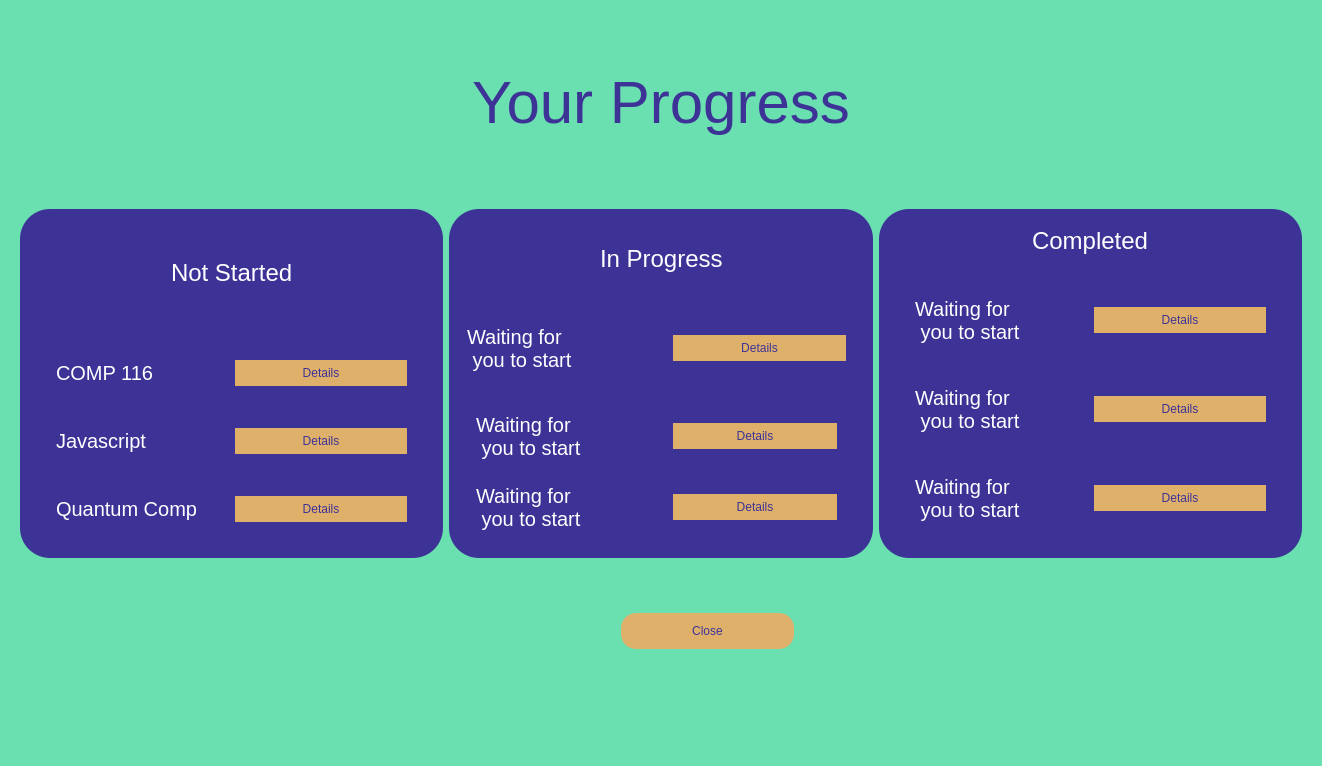
First picture: the form in todo.ui, repository bikraj2/MITRA, before the edit.
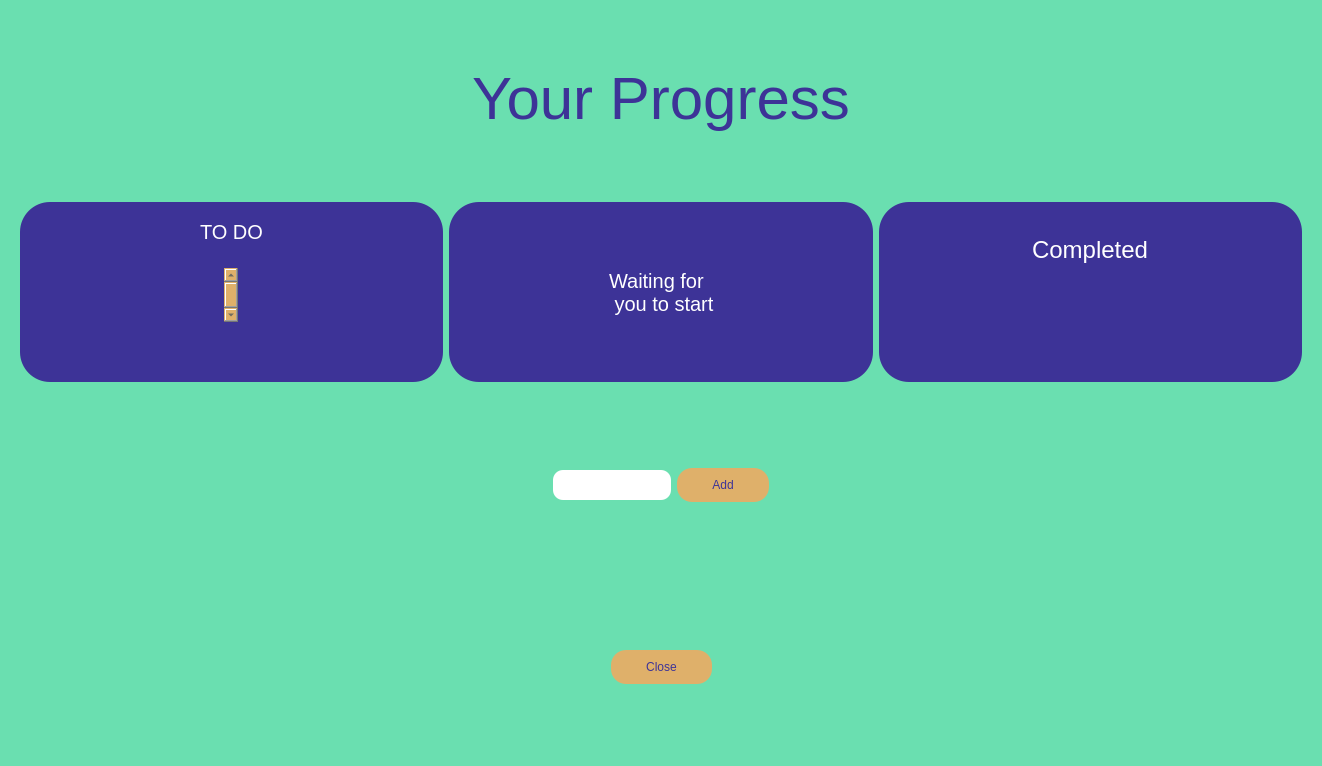
Second picture: the form after the edit.

Commit message: Intermediate Adder Function

Diff of the .ui file:
```diff
--- a/todo.ui
+++ b/todo.ui
@@ -88,9 +88,9 @@
      </property>
      <layout class="QHBoxLayout" name="horizontalLayout">
       <item>
-       <widget class="QFrame" name="frame_3">
+       <widget class="QFrame" name="frame_7">
         <property name="styleSheet">
-         <string notr="true">background-color: #3d3397; border-radius:30;</string>
+         <string notr="true">background-color: #3d3397;border-radius:30;</string>
         </property>
         <property name="frameShape">
          <enum>QFrame::StyledPanel</enum>
@@ -98,9 +98,14 @@
         <property name="frameShadow">
          <enum>QFrame::Raised</enum>
         </property>
-        <layout class="QVBoxLayout" name="verticalLayout_2">
+        <layout class="QVBoxLayout" name="verticalLayout_6">
          <item>
-          <widget class="QFrame" name="frame_7">
+          <widget class="QFrame" name="frame_13">
+           <property name="styleSheet">
+            <string notr="true">color:white;
+font-size: 24px ;
+font: bold large &quot;Sherif&quot;;</string>
+           </property>
            <property name="frameShape">
             <enum>QFrame::StyledPanel</enum>
            </property>
@@ -115,24 +120,21 @@
               </property>
               <property name="sizeHint" stdset="0">
                <size>
-                <width>48</width>
+                <width>88</width>
                 <height>20</height>
                </size>
               </property>
              </spacer>
             </item>
             <item>
-             <widget class="QLabel" name="label_2">
-              <property name="autoFillBackground">
-               <bool>false</bool>
-              </property>
+             <widget class="QLabel" name="label_32">
               <property name="styleSheet">
                <string notr="true">color:white;
-font-size: 24px ;
+font-size: 20px ;
 font: bold large &quot;Sherif&quot;;</string>
               </property>
               <property name="text">
-               <string>Not Started</string>
+               <string>TO DO</string>
               </property>
              </widget>
             </item>
@@ -143,7 +145,7 @@
               </property>
               <property name="sizeHint" stdset="0">
                <size>
-                <width>48</width>
+                <width>88</width>
                 <height>20</height>
                </size>
               </property>
@@ -153,119 +155,41 @@
           </widget>
          </item>
          <item>
-          <widget class="QFrame" name="frame_8">
+          <widget class="QFrame" name="frame_3">
            <property name="frameShape">
             <enum>QFrame::StyledPanel</enum>
            </property>
            <property name="frameShadow">
             <enum>QFrame::Raised</enum>
            </property>
-           <layout class="QVBoxLayout" name="verticalLayout_6">
+           <layout class="QHBoxLayout" name="horizontalLayout_6">
             <item>
-             <widget class="QFrame" name="frame_13">
-              <property name="frameShape">
-               <enum>QFrame::StyledPanel</enum>
-              </property>
-              <property name="frameShadow">
-               <enum>QFrame::Raised</enum>
-              </property>
-              <layout class="QHBoxLayout" name="horizontalLayout_6">
-               <item>
-                <widget class="QFrame" name="frame_24">
-                 <property name="frameShape">
-                  <enum>QFrame::StyledPanel</enum>
-                 </property>
-                 <property name="frameShadow">
-                  <enum>QFrame::Raised</enum>
-                 </property>
-                 <layout class="QHBoxLayout" name="horizontalLayout_43">
-                  <item>
-                   <widget class="QLabel" name="label_14">
-                    <property name="styleSheet">
-                     <string notr="true">color:white;
-font-size: 20px ;
-font: bold large &quot;Sherif&quot;;</string>
-                    </property>
-                    <property name="text">
-                     <string>COMP 116</string>
-                    </property>
-                   </widget>
-                  </item>
-                  <item>
-                   <widget class="QPushButton" name="pushButton_21">
-                    <property name="autoFillBackground">
-                     <bool>false</bool>
-                    </property>
-                    <property name="styleSheet">
-                     <string notr="true">background-color: #dfb06a;
-color:#3d3397;
-font: bold 20px,  &quot;Sherif&quot; ; 
-border-width: 5px;
-border-radius: 15px; padding:6;</string>
-                    </property>
-                    <property name="text">
-                     <string>Details</string>
-                    </property>
-                   </widget>
-                  </item>
-                 </layout>
-                </widget>
-               </item>
-              </layout>
-             </widget>
+             <layout class="QGridLayout" name="not_started"/>
             </item>
             <item>
-             <widget class="QFrame" name="frame_14">
-              <property name="frameShape">
-               <enum>QFrame::StyledPanel</enum>
+             <widget class="QScrollBar" name="verticalScrollBar">
+              <property name="styleSheet">
+               <string notr="true">background-color:#dfb06a; color:#2f455c;</string>
               </property>
-              <property name="frameShadow">
-               <enum>QFrame::Raised</enum>
+              <property name="orientation">
+               <enum>Qt::Vertical</enum>
               </property>
-              <layout class="QHBoxLayout" name="horizontalLayout_7">
-               <item>
-                <widget class="QFrame" name="frame_23">
-                 <property name="frameShape">
-                  <enum>QFrame::StyledPanel</enum>
-                 </property>
-                 <property name="frameShadow">
-                  <enum>QFrame::Raised</enum>
-                 </property>
-                 <layout class="QHBoxLayout" name="horizontalLayout_10">
-                  <item>
-                   <widget class="QLabel" name="label_13">
-                    <property name="styleSheet">
-                     <string notr="true">color:white;
-font-size: 20px ;
-font: bold large &quot;Sherif&quot;;</string>
-                    </property>
-                    <property name="text">
-                     <string>Javascript</string>
-                    </property>
-                   </widget>
-                  </item>
-                  <item>
-                   <widget class="QPushButton" name="pushButton_22">
-                    <property name="styleSheet">
-                     <string notr="true">background-color: #dfb06a;
-color:#3d3397;
-font: bold 20px,  &quot;Sherif&quot; ; 
-border-width: 5px;
-border-radius: 15px; padding:6;</string>
-                    </property>
-                    <property name="text">
-                     <string>Details</string>
-                    </property>
-                   </widget>
-                  </item>
-                 </layout>
-                </widget>
-               </item>
-              </layout>
              </widget>
             </item>
+           </layout>
+          </widget>
+         </item>
+         <item>
+          <widget class="QFrame" name="frame_20">
+           <property name="frameShape">
+            <enum>QFrame::StyledPanel</enum>
+           </property>
+           <property name="frameShadow">
+            <enum>QFrame::Raised</enum>
+           </property>
+           <layout class="QHBoxLayout" name="horizontalLayout_23">
             <item>
-             <widget class="QFrame" name="frame_31">
+             <widget class="QFrame" name="frame_30">
               <property name="frameShape">
                <enum>QFrame::StyledPanel</enum>
               </property>
@@ -274,42 +198,7 @@
               </property>
               <layout class="QHBoxLayout" name="horizontalLayout_15">
                <item>
-                <widget class="QFrame" name="frame_59">
-                 <property name="frameShape">
-                  <enum>QFrame::StyledPanel</enum>
-                 </property>
-                 <property name="frameShadow">
-                  <enum>QFrame::Raised</enum>
-                 </property>
-                 <layout class="QHBoxLayout" name="horizontalLayout_9">
-                  <item>
-                   <widget class="QLabel" name="label_26">
-                    <property name="styleSheet">
-                     <string notr="true">color:white;
-font-size: 20px ;
-font: bold large &quot;Sherif&quot;;</string>
-                    </property>
-                    <property name="text">
-                     <string>Quantum Comp</string>
-                    </property>
-                   </widget>
-                  </item>
-                  <item>
-                   <widget class="QPushButton" name="pushButton_25">
-                    <property name="styleSheet">
-                     <string notr="true">background-color: #dfb06a;
-color:#3d3397;
-font: bold 20px,  &quot;Sherif&quot; ; 
-border-width: 5px;
-border-radius: 15px; padding:6;</string>
-                    </property>
-                    <property name="text">
-                     <string>Details</string>
-                    </property>
-                   </widget>
-                  </item>
-                 </layout>
-                </widget>
+                <layout class="QFormLayout" name="formLayout_2"/>
                </item>
               </layout>
              </widget>
@@ -360,47 +249,7 @@
              </spacer>
             </item>
             <item>
-             <widget class="QLabel" name="label_3">
-              <property name="styleSheet">
-               <string notr="true">color:white;
-font-size: 24px ;
-font: bold large &quot;Sherif&quot;;</string>
-              </property>
-              <property name="text">
-               <string>In Progress</string>
-              </property>
-              <property name="textFormat">
-               <enum>Qt::RichText</enum>
-              </property>
-             </widget>
-            </item>
-            <item>
-             <spacer name="horizontalSpacer_6">
-              <property name="orientation">
-               <enum>Qt::Horizontal</enum>
-              </property>
-              <property name="sizeHint" stdset="0">
-               <size>
-                <width>88</width>
-                <height>20</height>
-               </size>
-              </property>
-             </spacer>
-            </item>
-           </layout>
-          </widget>
-         </item>
-         <item>
-          <widget class="QFrame" name="frame_17">
-           <property name="frameShape">
-            <enum>QFrame::StyledPanel</enum>
-           </property>
-           <property name="frameShadow">
-            <enum>QFrame::Raised</enum>
-           </property>
-           <layout class="QHBoxLayout" name="horizontalLayout_21">
-            <item>
-             <widget class="QLabel" name="label_20">
+             <widget class="QLabel" name="label_29">
               <property name="styleSheet">
                <string notr="true">color:white;
 font-size: 20px ;
@@ -413,147 +262,23 @@
              </widget>
             </item>
             <item>
-             <widget class="QFrame" name="frame_29">
-              <property name="frameShape">
-               <enum>QFrame::StyledPanel</enum>
+             <spacer name="horizontalSpacer_6">
+              <property name="orientation">
+               <enum>Qt::Horizontal</enum>
               </property>
-              <property name="frameShadow">
-               <enum>QFrame::Raised</enum>
+              <property name="sizeHint" stdset="0">
+               <size>
+                <width>88</width>
+                <height>20</height>
+               </size>
               </property>
-              <layout class="QHBoxLayout" name="horizontalLayout_22">
-               <item>
-                <widget class="QPushButton" name="pushButton_37">
-                 <property name="styleSheet">
-                  <string notr="true">background-color: #dfb06a;
-color:#3d3397;
-font: bold 20px,  &quot;Sherif&quot; ; 
-border-width: 5px;
-border-radius: 15px; padding:6;</string>
-                 </property>
-                 <property name="text">
-                  <string>Details</string>
-                 </property>
-                </widget>
-               </item>
-              </layout>
-             </widget>
+             </spacer>
             </item>
            </layout>
           </widget>
          </item>
          <item>
-          <widget class="QFrame" name="frame_10">
-           <property name="frameShape">
-            <enum>QFrame::StyledPanel</enum>
-           </property>
-           <property name="frameShadow">
-            <enum>QFrame::Raised</enum>
-           </property>
-           <layout class="QVBoxLayout" name="verticalLayout_7">
-            <item>
-             <widget class="QFrame" name="frame_15">
-              <property name="frameShape">
-               <enum>QFrame::StyledPanel</enum>
-              </property>
-              <property name="frameShadow">
-               <enum>QFrame::Raised</enum>
-              </property>
-              <layout class="QHBoxLayout" name="horizontalLayout_8">
-               <item>
-                <widget class="QLabel" name="label_15">
-                 <property name="styleSheet">
-                  <string notr="true">color:white;
-font-size: 20px ;
-font: bold large &quot;Sherif&quot;;</string>
-                 </property>
-                 <property name="text">
-                  <string>Waiting for 
- you to start</string>
-                 </property>
-                </widget>
-               </item>
-               <item>
-                <widget class="QFrame" name="frame_22">
-                 <property name="frameShape">
-                  <enum>QFrame::StyledPanel</enum>
-                 </property>
-                 <property name="frameShadow">
-                  <enum>QFrame::Raised</enum>
-                 </property>
-                 <layout class="QHBoxLayout" name="horizontalLayout_11">
-                  <item>
-                   <widget class="QPushButton" name="pushButton_29">
-                    <property name="styleSheet">
-                     <string notr="true">background-color: #dfb06a;
-color:#3d3397;
-font: bold 20px,  &quot;Sherif&quot; ; 
-border-width: 5px;
-border-radius: 15px; padding:6;</string>
-                    </property>
-                    <property name="text">
-                     <string>Details</string>
-                    </property>
-                   </widget>
-                  </item>
-                 </layout>
-                </widget>
-               </item>
-              </layout>
-             </widget>
-            </item>
-            <item>
-             <widget class="QFrame" name="frame_16">
-              <property name="frameShape">
-               <enum>QFrame::StyledPanel</enum>
-              </property>
-              <property name="frameShadow">
-               <enum>QFrame::Raised</enum>
-              </property>
-              <layout class="QHBoxLayout" name="horizontalLayout_14">
-               <item>
-                <widget class="QLabel" name="label_17">
-                 <property name="styleSheet">
-                  <string notr="true">color:white;
-font-size: 20px ;
-font: bold large &quot;Sherif&quot;;</string>
-                 </property>
-                 <property name="text">
-                  <string>Waiting for 
- you to start</string>
-                 </property>
-                </widget>
-               </item>
-               <item>
-                <widget class="QFrame" name="frame_26">
-                 <property name="frameShape">
-                  <enum>QFrame::StyledPanel</enum>
-                 </property>
-                 <property name="frameShadow">
-                  <enum>QFrame::Raised</enum>
-                 </property>
-                 <layout class="QHBoxLayout" name="horizontalLayout_16">
-                  <item>
-                   <widget class="QPushButton" name="pushButton_31">
-                    <property name="styleSheet">
-                     <string notr="true">background-color: #dfb06a;
-color:#3d3397;
-font: bold 20px,  &quot;Sherif&quot; ; 
-border-width: 5px;
-border-radius: 15px; padding:6;</string>
-                    </property>
-                    <property name="text">
-                     <string>Details</string>
-                    </property>
-                   </widget>
-                  </item>
-                 </layout>
-                </widget>
-               </item>
-              </layout>
-             </widget>
-            </item>
-           </layout>
-          </widget>
+          <layout class="QFormLayout" name="formLayout"/>
          </item>
         </layout>
        </widget>
@@ -628,161 +353,7 @@
            <property name="frameShadow">
             <enum>QFrame::Raised</enum>
            </property>
-           <layout class="QVBoxLayout" name="verticalLayout_8">
-            <item>
-             <widget class="QFrame" name="frame_62">
-              <property name="frameShape">
-               <enum>QFrame::StyledPanel</enum>
-              </property>
-              <property name="frameShadow">
-               <enum>QFrame::Raised</enum>
-              </property>
-              <layout class="QHBoxLayout" name="horizontalLayout_44">
-               <item>
-                <widget class="QFrame" name="frame_63">
-                 <property name="frameShape">
-                  <enum>QFrame::StyledPanel</enum>
-                 </property>
-                 <property name="frameShadow">
-                  <enum>QFrame::Raised</enum>
-                 </property>
-                 <layout class="QHBoxLayout" name="horizontalLayout_45">
-                  <item>
-                   <widget class="QLabel" name="label_28">
-                    <property name="styleSheet">
-                     <string notr="true">color:white;
-font-size: 20px ;
-font: bold large &quot;Sherif&quot;;</string>
-                    </property>
-                    <property name="text">
-                     <string>Waiting for 
- you to start</string>
-                    </property>
-                   </widget>
-                  </item>
-                  <item>
-                   <widget class="QPushButton" name="pushButton_33">
-                    <property name="styleSheet">
-                     <string notr="true">background-color: #dfb06a;
-color:#3d3397;
-font: bold 20px,  &quot;Sherif&quot; ; 
-border-width: 5px;
-border-radius: 15px; padding:6;</string>
-                    </property>
-                    <property name="text">
-                     <string>Details</string>
-                    </property>
-                   </widget>
-                  </item>
-                 </layout>
-                </widget>
-               </item>
-              </layout>
-             </widget>
-            </item>
-            <item>
-             <widget class="QFrame" name="frame_64">
-              <property name="frameShape">
-               <enum>QFrame::StyledPanel</enum>
-              </property>
-              <property name="frameShadow">
-               <enum>QFrame::Raised</enum>
-              </property>
-              <layout class="QHBoxLayout" name="horizontalLayout_46">
-               <item>
-                <widget class="QFrame" name="frame_65">
-                 <property name="frameShape">
-                  <enum>QFrame::StyledPanel</enum>
-                 </property>
-                 <property name="frameShadow">
-                  <enum>QFrame::Raised</enum>
-                 </property>
-                 <layout class="QHBoxLayout" name="horizontalLayout_47">
-                  <item>
-                   <widget class="QLabel" name="label_29">
-                    <property name="styleSheet">
-                     <string notr="true">color:white;
-font-size: 20px ;
-font: bold large &quot;Sherif&quot;;</string>
-                    </property>
-                    <property name="text">
-                     <string>Waiting for 
- you to start</string>
-                    </property>
-                   </widget>
-                  </item>
-                  <item>
-                   <widget class="QPushButton" name="pushButton_34">
-                    <property name="styleSheet">
-                     <string notr="true">background-color: #dfb06a;
-color:#3d3397;
-font: bold 20px,  &quot;Sherif&quot; ; 
-border-width: 5px;
-border-radius: 15px; padding:6;</string>
-                    </property>
-                    <property name="text">
-                     <string>Details</string>
-                    </property>
-                   </widget>
-                  </item>
-                 </layout>
-                </widget>
-               </item>
-              </layout>
-             </widget>
-            </item>
-            <item>
-             <widget class="QFrame" name="frame_66">
-              <property name="frameShape">
-               <enum>QFrame::StyledPanel</enum>
-              </property>
-              <property name="frameShadow">
-               <enum>QFrame::Raised</enum>
-              </property>
-              <layout class="QHBoxLayout" name="horizontalLayout_48">
-               <item>
-                <widget class="QFrame" name="frame_67">
-                 <property name="frameShape">
-                  <enum>QFrame::StyledPanel</enum>
-                 </property>
-                 <property name="frameShadow">
-                  <enum>QFrame::Raised</enum>
-                 </property>
-                 <layout class="QHBoxLayout" name="horizontalLayout_49">
-                  <item>
-                   <widget class="QLabel" name="label_30">
-                    <property name="styleSheet">
-                     <string notr="true">color:white;
-font-size: 20px ;
-font: bold large &quot;Sherif&quot;;</string>
-                    </property>
-                    <property name="text">
-                     <string>Waiting for 
- you to start</string>
-                    </property>
-                   </widget>
-                  </item>
-                  <item>
-                   <widget class="QPushButton" name="pushButton_35">
-                    <property name="styleSheet">
-                     <string notr="true">background-color: #dfb06a;
-color:#3d3397;
-font: bold 20px,  &quot;Sherif&quot; ; 
-border-width: 5px;
-border-radius: 15px; padding:6;</string>
-                    </property>
-                    <property name="text">
-                     <string>Details</string>
-                    </property>
-                   </widget>
-                  </item>
-                 </layout>
-                </widget>
-               </item>
-              </layout>
-             </widget>
-            </item>
-           </layout>
+           <layout class="QVBoxLayout" name="verticalLayout_8"/>
           </widget>
          </item>
         </layout>
@@ -791,6 +362,65 @@
      </layout>
     </widget>
    </item>
+   <item>
+    <widget class="QFrame" name="frame_19">
+     <property name="frameShape">
+      <enum>QFrame::StyledPanel</enum>
+     </property>
+     <property name="frameShadow">
+      <enum>QFrame::Raised</enum>
+     </property>
+     <layout class="QHBoxLayout" name="horizontalLayout_13">
+      <item>
+       <spacer name="horizontalSpacer_12">
+        <property name="orientation">
+         <enum>Qt::Horizontal</enum>
+        </property>
+        <property name="sizeHint" stdset="0">
+         <size>
+          <width>534</width>
+          <height>58</height>
+         </size>
+        </property>
+       </spacer>
+      </item>
+      <item>
+       <widget class="QLineEdit" name="task_adder">
+        <property name="styleSheet">
+         <string notr="true">background-color:white; padding:7; border-radius:10; color:#2f455c; font: bold &quot;Sherif&quot;;</string>
+        </property>
+       </widget>
+      </item>
+      <item>
+       <widget class="QPushButton" name="pushButton_27">
+        <property name="styleSheet">
+         <string notr="true">background-color: #dfb06a;
+color:#3d3397;
+font: bold 20px,  &quot;Sherif&quot; ; 
+border-width: 5px;
+border-radius: 15px; padding:10; padding-left:35;padding-right:35;</string>
+        </property>
+        <property name="text">
+         <string>Add</string>
+        </property>
+       </widget>
+      </item>
+      <item>
+       <spacer name="horizontalSpacer_11">
+        <property name="orientation">
+         <enum>Qt::Horizontal</enum>
+        </property>
+        <property name="sizeHint" stdset="0">
+         <size>
+          <width>534</width>
+          <height>58</height>
+         </size>
+        </property>
+       </spacer>
+      </item>
+     </layout>
+    </widget>
+   </item>
    <item>
     <widget class="QFrame" name="frame_2">
      <property name="frameShape">
@@ -799,26 +429,60 @@
      <property name="frameShadow">
       <enum>QFrame::Raised</enum>
      </property>
-     <widget class="QPushButton" name="pushButton_26">
-      <property name="geometry">
-       <rect>
-        <x>610</x>
-        <y>40</y>
-        <width>173</width>
-        <height>36</height>
-       </rect>
-      </property>
-      <property name="styleSheet">
-       <string notr="true">background-color: #dfb06a;
+     <layout class="QVBoxLayout" name="verticalLayout_5">
+      <item>
+       <widget class="QFrame" name="frame_18">
+        <property name="frameShape">
+         <enum>QFrame::StyledPanel</enum>
+        </property>
+        <property name="frameShadow">
+         <enum>QFrame::Raised</enum>
+        </property>
+        <layout class="QHBoxLayout" name="horizontalLayout_12">
+         <item>
+          <spacer name="horizontalSpacer_9">
+           <property name="orientation">
+            <enum>Qt::Horizontal</enum>
+           </property>
+           <property name="sizeHint" stdset="0">
+            <size>
+             <width>40</width>
+             <height>20</height>
+            </size>
+           </property>
+          </spacer>
+         </item>
+         <item>
+          <widget class="QPushButton" name="pushButton_26">
+           <property name="styleSheet">
+            <string notr="true">background-color: #dfb06a;
 color:#3d3397;
 font: bold 20px,  &quot;Sherif&quot; ; 
 border-width: 5px;
-border-radius: 15px; padding:6;</string>
-      </property>
-      <property name="text">
-       <string>Close</string>
-      </property>
-     </widget>
+border-radius: 15px; padding:10; padding-left:35;padding-right:35;</string>
+           </property>
+           <property name="text">
+            <string>Close</string>
+           </property>
+          </widget>
+         </item>
+         <item>
+          <spacer name="horizontalSpacer_10">
+           <property name="orientation">
+            <enum>Qt::Horizontal</enum>
+           </property>
+           <property name="sizeHint" stdset="0">
+            <size>
+             <width>40</width>
+             <height>20</height>
+            </size>
+           </property>
+          </spacer>
+         </item>
+        </layout>
+       </widget>
+      </item>
+     </layout>
     </widget>
    </item>
   </layout>
```
Left out of the diff: 6 changed lines with no effect on the pictures. The commit also changes 5 other files.
